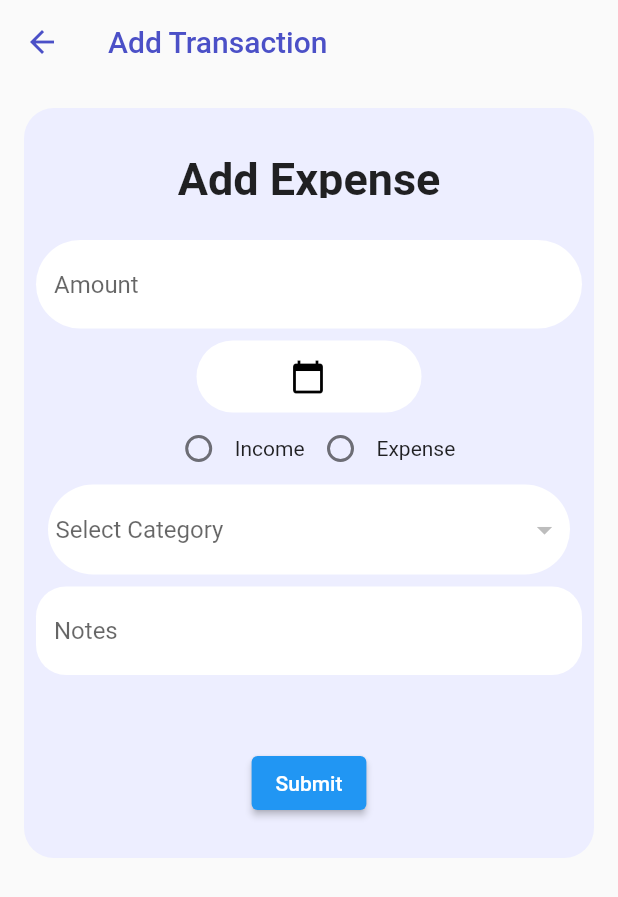
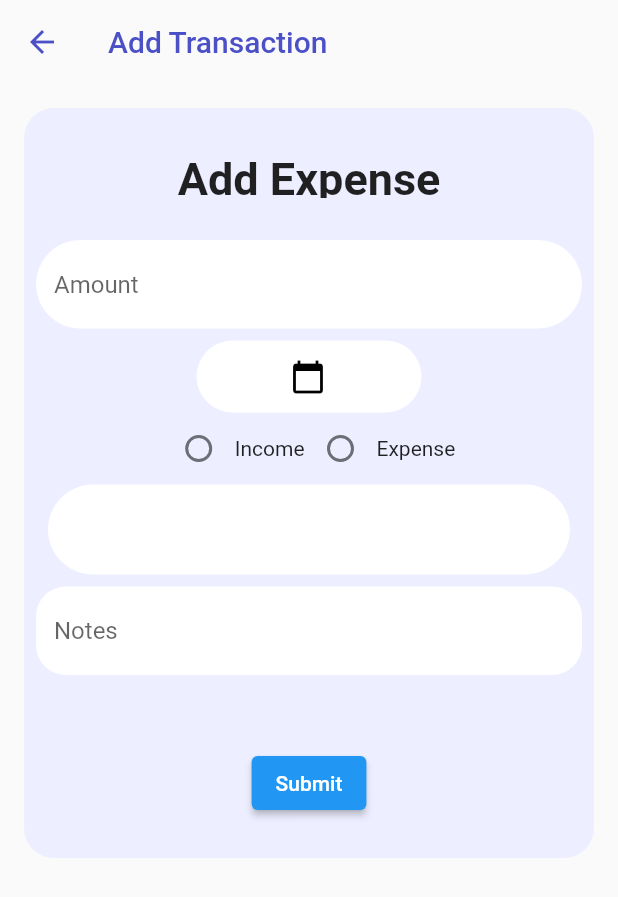
Before and after one commit to Ritvikadoor/fundr_money_management_using_provider, a Flutter app: the ScreenAddTransaction screen opened directly, on a phone screen of 412 x 824 dp. Shown: the top 897 px of the screen. Run offline on Flutter 3.47's test engine with Material 2 defaults, Android fonts, the phone set to English and light mode, and no system bars; our stand-ins replace animated_text_kit, flutter_local_notifications, flutter_native_timezone, flutter_slidable, hive_flutter, lottie and 5 more; missing offline and left inert: month_year_picker; accounts and stored records are empty.

Commit message:
catagory page

```diff
--- a/lib/catagory/screen_catagory.dart
+++ b/lib/catagory/screen_catagory.dart
@@ -47,6 +47,7 @@ class _ScreenCategoryState extends State<ScreenCategory>
           child: const Icon(Icons.add),
         ),
       ),
+      // body: Text('hey'),
       body: Padding(
         padding: const EdgeInsets.all(8.0),
         child: SafeArea(
--- a/lib/catagory/viewmodel/catagory_db.dart
+++ b/lib/catagory/viewmodel/catagory_db.dart
@@ -11,18 +11,16 @@ abstract class CategorDbFunctions {
   Future<void> clearCategory();
 }
 
-class CategoryDB implements CategorDbFunctions {
-  CategoryDB._internal();
-  static CategoryDB instance = CategoryDB._internal();
+class CategoryDB extends CategorDbFunctions with ChangeNotifier {
+  // CategoryDB._internal();
+  // static CategoryDB instance = CategoryDB._internal();
 
-  factory CategoryDB() {
-    return instance;
-  }
+  // factory CategoryDB() {
+  //   return instance;
+  // }
 
-  ValueNotifier<List<CategoryModel>> incomeCatagoryListListener =
-      ValueNotifier([]);
-  ValueNotifier<List<CategoryModel>> expenseCatagoryListListener =
-      ValueNotifier([]);
+  List<CategoryModel> incomeCatagoryListListener = [];
+  List<CategoryModel> expenseCatagoryListListener = [];
 
   @override
   Future<void> insertCategory(CategoryModel value) async {
@@ -39,19 +37,18 @@ class CategoryDB implements CategorDbFunctions {
 
   Future<void> refreshUI() async {
     final allCategories = await getCategories();
-    incomeCatagoryListListener.value.clear();
-    expenseCatagoryListListener.value.clear();
+    incomeCatagoryListListener.clear();
+    expenseCatagoryListListener.clear();
 
     Future.forEach(allCategories, (CategoryModel category) {
       if (category.type == CategoryType.income) {
-        incomeCatagoryListListener.value.add(category);
+        incomeCatagoryListListener.add(category);
       } else {
-        expenseCatagoryListListener.value.add(category);
+        expenseCatagoryListListener.add(category);
       }
     });
 
-    incomeCatagoryListListener.notifyListeners();
-    expenseCatagoryListListener.notifyListeners();
+    notifyListeners();
   }
 
   @override
--- a/lib/main.dart
+++ b/lib/main.dart
@@ -1,5 +1,6 @@
 import 'package:flutter/material.dart';
 import 'package:flutter/services.dart';
+import 'package:fundr_using_provider/catagory/viewmodel/catagory_db.dart';
 import 'package:fundr_using_provider/home/view/screen_home.dart';
 import 'package:fundr_using_provider/home/view_models/home_provider.dart';
 import 'package:fundr_using_provider/splash_screen/view/screen_splash.dart';
@@ -36,7 +37,8 @@ class MyApp extends StatelessWidget {
     return MultiProvider(
       providers: [
         ChangeNotifierProvider(create: (context) => HomeProvider()),
-        ChangeNotifierProvider(create: (context) => TransactionDb())
+        ChangeNotifierProvider(create: (context) => TransactionDb()),
+        ChangeNotifierProvider(create: (context) => CategoryDB())
       ],
       child: MaterialApp(
         home: ScreenHome(),
--- a/lib/transaction/view/screen_add_transaction.dart
+++ b/lib/transaction/view/screen_add_transaction.dart
@@ -162,39 +162,39 @@ class ScreenAddTransaction extends StatelessWidget {
                         color: Colors.white,
                         borderRadius: BorderRadius.circular(30.0),
                       ),
-                      child: DropdownButtonHideUnderline(
-                        child: DropdownButton<String>(
-                          isExpanded: true,
-                          hint: const Text(
-                            'Select Category',
-                            style: TextStyle(overflow: TextOverflow.ellipsis),
-                          ),
-                          value: _categoryID,
-                          items: (_selectedCategoryType == CategoryType.income
-                                  ? CategoryDB().incomeCatagoryListListener
-                                  : CategoryDB().expenseCatagoryListListener)
-                              .value
-                              .map(
-                            (e) {
-                              return DropdownMenuItem(
-                                value: e.id,
-                                child: Padding(
-                                  padding: const EdgeInsets.only(left: 10),
-                                  child: Text(e.name),
-                                ),
-                                onTap: () {
-                                  var _selectedCategoryModel = e;
-                                },
-                              );
-                            },
-                          ).toList(),
-                          onChanged: (selectedValue) {
-                            // setState(() {
-                            //   _categoryID = selectedValue;
-                            // });
-                          },
-                        ),
-                      ),
+                      // child: DropdownButtonHideUnderline(
+                      //   child: DropdownButton<String>(
+                      //     isExpanded: true,
+                      //     hint: const Text(
+                      //       'Select Category',
+                      //       style: TextStyle(overflow: TextOverflow.ellipsis),
+                      //     ),
+                      //     value: _categoryID,
+                      //     items: (_selectedCategoryType == CategoryType.income
+                      //             ? CategoryDB().incomeCatagoryListListener
+                      //             : CategoryDB().expenseCatagoryListListener)
+                      //         .value
+                      //         .map(
+                      //       (e) {
+                      //         return DropdownMenuItem(
+                      //           value: e.id,
+                      //           child: Padding(
+                      //             padding: const EdgeInsets.only(left: 10),
+                      //             child: Text(e.name),
+                      //           ),
+                      //           onTap: () {
+                      //             var _selectedCategoryModel = e;
+                      //           },
+                      //         );
+                      //       },
+                      //     ).toList(),
+                      //     onChanged: (selectedValue) {
+                      //       // setState(() {
+                      //       //   _categoryID = selectedValue;
+                      //       // });
+                      //     },
+                      //   ),
+                      // ),
                     ),
                   ),
                   Padding(
```
Also changed, not shown: lib/catagory/widgets/expense_catagory_list.dart (+10 -5 lines), lib/catagory/widgets/income_catagory_list.dart (+10 -5 lines), lib/transaction/view/edit_transaction/screen_edit_screen_transaction.dart (+33 -33 lines).
